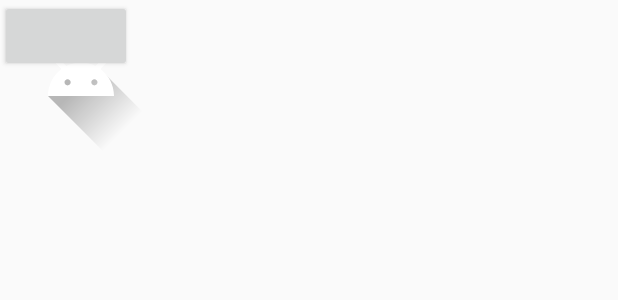
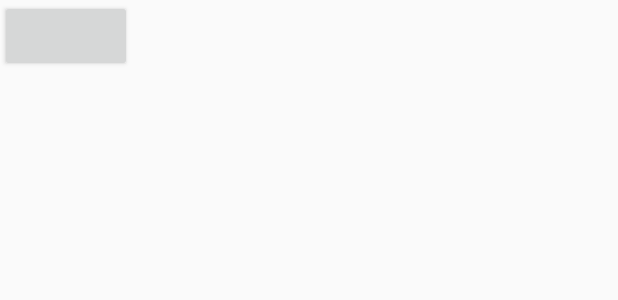
Before and after one commit to KimJS0328/Madcamp_Project_2, an Android app: the layout activity_login.xml on its own in the app's theme, with its tools: preview values and no code run, on a phone screen of 412 x 824 dp. Shown: the top 300 px of the screen. Run offline under Robolectric (Android 15) with nearby library versions, the phone set to English and light mode, and no system bars; plain views replace LoginButton.

Commit message:
fix: oncreate

```diff
--- a/app/build.gradle
+++ b/app/build.gradle
@@ -9,7 +9,7 @@ android {
     buildToolsVersion "29.0.2"
     defaultConfig {
         applicationId "com.example.madcamp_project_2"
-        minSdkVersion 26
+        minSdkVersion 21
         targetSdkVersion 29
         versionCode 1
         versionName "1.0"
--- a/app/src/main/java/com/example/madcamp_project_2/LoginActivity.kt
+++ b/app/src/main/java/com/example/madcamp_project_2/LoginActivity.kt
@@ -13,8 +13,9 @@ class LoginActivity : AppCompatActivity() {
     private val mCallbackManager = CallbackManager.Factory.create()
     private val mLoginCallback = LoginCallback()
 
-    override fun onCreate(savedInstanceState: Bundle?, persistentState: PersistableBundle?) {
-        super.onCreate(savedInstanceState, persistentState)
+    override fun onCreate(savedInstanceState: Bundle?) {
+        super.onCreate(savedInstanceState)
+
         setContentView(R.layout.activity_login)
 
         Log.e("success", "!!!!!!!!!!!!!!!!!!!!!!!!!!!!!!!!!!!!!!!!")
@@ -23,6 +24,7 @@ class LoginActivity : AppCompatActivity() {
         btn_facebook_login.registerCallback(mCallbackManager, mLoginCallback)
     }
 
+
     override fun onActivityResult(requestCode: Int, resultCode: Int, data: Intent?) {
         mCallbackManager.onActivityResult(requestCode, resultCode, data)
         super.onActivityResult(requestCode, resultCode, data)
--- a/app/src/main/res/layout/activity_login.xml
+++ b/app/src/main/res/layout/activity_login.xml
@@ -15,13 +15,6 @@
         app:layout_constraintStart_toStartOf="parent"
         app:layout_constraintTop_toTopOf="parent" />
 
-    <ImageView
-        android:id="@+id/imageView"
-        android:layout_width="wrap_content"
-        android:layout_height="wrap_content"
-        android:src="@drawable/ic_launcher_foreground"
-        app:layout_constraintStart_toStartOf="@+id/btn_facebook_login"
-        app:layout_constraintTop_toTopOf="@+id/btn_facebook_login" />
 
 
 </androidx.constraintlayout.widget.ConstraintLayout>
```
